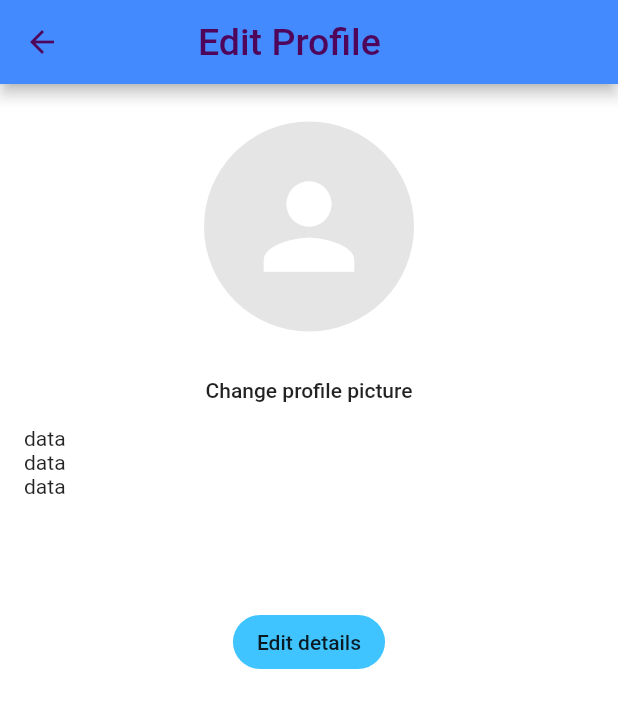
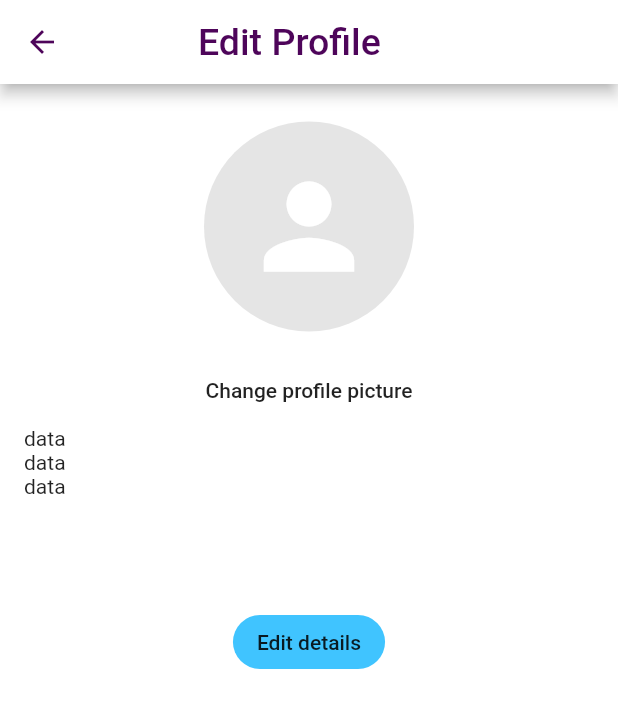
Before and after one commit to MelaTech30/Team_Melatech, a Flutter app: the ProfilePage screen opened directly, on a phone screen of 412 x 824 dp. Shown: the top 708 px of the screen. Run offline on Flutter 3.47's test engine with Material 2 defaults, Android fonts, the phone set to English and light mode, and no system bars; our stand-ins replace animated_splash_screen, charts_flutter; missing offline and left inert: dart:ffi.

Commit message:
changed background color

```diff
--- a/lib/profile.dart
+++ b/lib/profile.dart
@@ -10,7 +10,7 @@ class ProfilePage extends StatelessWidget {
     return Scaffold(
       appBar: AppBar(
         iconTheme: const IconThemeData(color: Color(0xFF4e055a)),
-        backgroundColor: Colors.blueAccent,
+        backgroundColor: Colors.white,
         title: const Padding(
           padding: EdgeInsets.only(left: 60, right: 0),
           child: Text(
```
